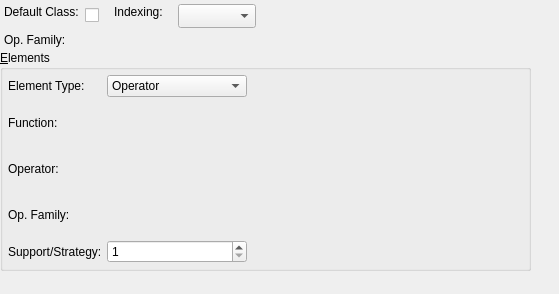
Above: libs/libgui/ui/dbobjects/operatorclasswidget.ui from maniac787/pgmodeler before the change. Below: the same form after it.
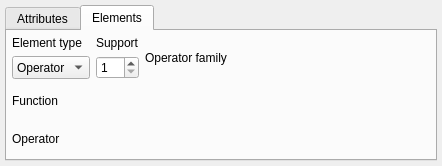
That is the form after the change. The open tabs and pages were chosen to show the change. Icons and pictures are not drawn.

Commit message:
Refactor OperatorClassWidget layout and UI
- OperatorClassWidget:
  - Added widgets into UI layouts (family_sel, data_type, operator_sel, elem_family_sel, function_sel, storage_type, elements_tab)
  - Inserted widgets using addWidget/insertWidget to match UI structure
  - Fixed header label spacing: 'Support / Strategy'
  - Replaced manual grid layout usage with tabbed layout by calling configureTabbedLayout(attributes_tbw)
  - Adjusted visibility and spacing logic with consistent boolean checks and spacing calls
  - Updated configureTabOrder and minimum size

What changed in the file:
```diff
--- a/libs/libgui/ui/dbobjects/operatorclasswidget.ui
+++ b/libs/libgui/ui/dbobjects/operatorclasswidget.ui
@@ -6,8 +6,8 @@
    <rect>
     <x>0</x>
     <y>0</y>
-    <width>559</width>
-    <height>294</height>
+    <width>442</width>
+    <height>166</height>
    </rect>
   </property>
   <property name="minimumSize">
@@ -16,77 +16,91 @@
     <height>0</height>
    </size>
   </property>
-  <widget class="QCheckBox" name="def_class_chk">
-   <property name="geometry">
-    <rect>
-     <x>85</x>
-     <y>5</y>
-     <width>25</width>
-     <height>21</height>
-    </rect>
+  <layout class="QVBoxLayout" name="verticalLayout_3">
+   <property name="leftMargin">
+    <number>5</number>
    </property>
-   <property name="text">
-    <string/>
+   <property name="topMargin">
+    <number>5</number>
    </property>
-  </widget>
-  <widget class="QLabel" name="def_class_lbl">
-   <property name="geometry">
-    <rect>
-     <x>4</x>
-     <y>4</y>
-     <width>91</width>
-     <height>16</height>
-    </rect>
+   <property name="rightMargin">
+    <number>5</number>
    </property>
+   <property name="bottomMargin">
+    <number>5</number>
+   </property>
+   <item>
+    <widget class="QTabWidget" name="attributes_tbw">
+     <property name="currentIndex">
+      <number>0</number>
+     </property>
+     <widget class="QWidget" name="attributes_pg">
+      <attribute name="icon">
+       <iconset resource="../../res/resources.qrc">
+        <normaloff>:/icons/icons/attribute.png</normaloff>:/icons/icons/attribute.png</iconset>
+      </attribute>
+      <attribute name="title">
+       <string>Attributes</string>
+      </attribute>
+      <layout class="QVBoxLayout" name="attributes_lt">
+       <property name="leftMargin">
+        <number>5</number>
+       </property>
+       <property name="topMargin">
+        <number>5</number>
+       </property>
+       <property name="rightMargin">
+        <number>5</number>
+       </property>
+       <property name="bottomMargin">
+        <number>5</number>
+       </property>
+       <item>
+        <layout class="QHBoxLayout" name="horizontalLayout_4">
+         <item>
+          <layout class="QVBoxLayout" name="op_family_lt">
+           <item>
+            <widget class="QLabel" name="family_lbl">
    <property name="sizePolicy">
-    <sizepolicy hsizetype="Fixed" vsizetype="Preferred">
+              <sizepolicy hsizetype="Preferred" vsizetype="Fixed">
      <horstretch>0</horstretch>
      <verstretch>0</verstretch>
     </sizepolicy>
    </property>
-   <property name="minimumSize">
-    <size>
-     <width>90</width>
-     <height>0</height>
-    </size>
-   </property>
    <property name="text">
-    <string>Default Class:</string>
-   </property>
-  </widget>
+              <string>Operator family</string>
+             </property>
+            </widget>
+           </item>
+          </layout>
+         </item>
+         <item>
+          <layout class="QVBoxLayout" name="verticalLayout">
+           <item>
   <widget class="QLabel" name="indexing_lbl">
-   <property name="geometry">
-    <rect>
-     <x>114</x>
-     <y>4</y>
-     <width>68</width>
-     <height>16</height>
-    </rect>
-   </property>
    <property name="sizePolicy">
-    <sizepolicy hsizetype="Fixed" vsizetype="Preferred">
+              <sizepolicy hsizetype="Fixed" vsizetype="Fixed">
      <horstretch>0</horstretch>
      <verstretch>0</verstretch>
     </sizepolicy>
    </property>
-   <property name="minimumSize">
-    <size>
-     <width>68</width>
-     <height>0</height>
-    </size>
-   </property>
    <property name="text">
-    <string>Indexing:</string>
-   </property>
-  </widget>
+              <string>Indexing</string>
+             </property>
+            </widget>
+           </item>
+           <item>
+            <layout class="QHBoxLayout" name="horizontalLayout">
+             <property name="bottomMargin">
+              <number>0</number>
+             </property>
+             <item>
   <widget class="QComboBox" name="indexing_cmb">
-   <property name="geometry">
-    <rect>
-     <x>178</x>
-     <y>4</y>
-     <width>78</width>
-     <height>24</height>
-    </rect>
+               <property name="sizePolicy">
+                <sizepolicy hsizetype="Preferred" vsizetype="Preferred">
+                 <horstretch>0</horstretch>
+                 <verstretch>0</verstretch>
+                </sizepolicy>
    </property>
    <property name="iconSize">
     <size>
@@ -95,19 +109,50 @@
     </size>
    </property>
   </widget>
-  <widget class="QGroupBox" name="elements_grp">
-   <property name="geometry">
-    <rect>
-     <x>0</x>
-     <y>50</y>
-     <width>531</width>
-     <height>221</height>
-    </rect>
-   </property>
-   <property name="title">
-    <string>&amp;Elements</string>
-   </property>
-   <layout class="QGridLayout" name="elementos_grid">
+             </item>
+             <item>
+              <widget class="QCheckBox" name="def_class_chk">
+               <property name="sizePolicy">
+                <sizepolicy hsizetype="Preferred" vsizetype="Fixed">
+                 <horstretch>0</horstretch>
+                 <verstretch>0</verstretch>
+                </sizepolicy>
+               </property>
+               <property name="text">
+                <string>Default class</string>
+               </property>
+              </widget>
+             </item>
+            </layout>
+           </item>
+          </layout>
+         </item>
+        </layout>
+       </item>
+       <item>
+        <spacer name="verticalSpacer">
+         <property name="orientation">
+          <enum>Qt::Orientation::Vertical</enum>
+         </property>
+         <property name="sizeHint" stdset="0">
+          <size>
+           <width>20</width>
+           <height>40</height>
+          </size>
+         </property>
+        </spacer>
+       </item>
+      </layout>
+     </widget>
+     <widget class="QWidget" name="elements_pg">
+      <attribute name="icon">
+       <iconset resource="../../res/resources.qrc">
+        <normaloff>:/icons/icons/constraint.png</normaloff>:/icons/icons/constraint.png</iconset>
+      </attribute>
+      <attribute name="title">
+       <string>Elements</string>
+      </attribute>
+      <layout class="QVBoxLayout" name="elements_lt">
     <property name="leftMargin">
      <number>5</number>
     </property>
@@ -120,20 +165,27 @@
     <property name="bottomMargin">
      <number>5</number>
     </property>
-    <property name="spacing">
-     <number>5</number>
-    </property>
-    <item row="0" column="0">
+       <item>
+        <layout class="QHBoxLayout" name="horizontalLayout_2">
+         <item>
+          <layout class="QVBoxLayout" name="elem_type_lt">
+           <item>
      <widget class="QLabel" name="elem_type_lbl">
+             <property name="sizePolicy">
+              <sizepolicy hsizetype="Preferred" vsizetype="Fixed">
+               <horstretch>0</horstretch>
+               <verstretch>0</verstretch>
+              </sizepolicy>
+             </property>
       <property name="text">
-       <string>Element Type:</string>
+              <string>Element type</string>
       </property>
      </widget>
     </item>
-    <item row="0" column="1">
+           <item>
      <widget class="QComboBox" name="elem_type_cmb">
       <property name="sizePolicy">
-       <sizepolicy hsizetype="Expanding" vsizetype="Fixed">
+              <sizepolicy hsizetype="Fixed" vsizetype="Preferred">
         <horstretch>0</horstretch>
         <verstretch>0</verstretch>
        </sizepolicy>
@@ -161,82 +213,104 @@
       </item>
      </widget>
     </item>
-    <item row="0" column="2" colspan="2">
-     <spacer name="horizontalSpacer">
-      <property name="orientation">
-       <enum>Qt::Horizontal</enum>
-      </property>
-      <property name="sizeHint" stdset="0">
-       <size>
-        <width>271</width>
-        <height>20</height>
-       </size>
-      </property>
-     </spacer>
-    </item>
-    <item row="1" column="0">
-     <widget class="QLabel" name="function_lbl">
-      <property name="text">
-       <string>Function:</string>
-      </property>
-     </widget>
-    </item>
-    <item row="2" column="0">
-     <widget class="QLabel" name="operator_lbl">
-      <property name="text">
-       <string>Operator:</string>
-      </property>
-     </widget>
-    </item>
-    <item row="4" column="0">
+          </layout>
+         </item>
+         <item>
+          <layout class="QVBoxLayout" name="elem_sup_num_lt">
+           <item>
      <widget class="QLabel" name="stg_num_lbl">
+             <property name="sizePolicy">
+              <sizepolicy hsizetype="Preferred" vsizetype="Fixed">
+               <horstretch>0</horstretch>
+               <verstretch>0</verstretch>
+              </sizepolicy>
+             </property>
       <property name="text">
-       <string>Support/Strategy:</string>
+              <string>Support</string>
       </property>
      </widget>
     </item>
-    <item row="4" column="1">
+           <item>
      <widget class="QSpinBox" name="stg_num_sb">
+             <property name="sizePolicy">
+              <sizepolicy hsizetype="Preferred" vsizetype="Preferred">
+               <horstretch>0</horstretch>
+               <verstretch>0</verstretch>
+              </sizepolicy>
+             </property>
       <property name="minimum">
        <number>1</number>
       </property>
      </widget>
     </item>
-    <item row="3" column="0">
+          </layout>
+         </item>
+         <item>
+          <layout class="QVBoxLayout" name="elem_opfam_lt">
+           <item>
      <widget class="QLabel" name="elem_family_lbl">
+             <property name="sizePolicy">
+              <sizepolicy hsizetype="Expanding" vsizetype="Preferred">
+               <horstretch>0</horstretch>
+               <verstretch>0</verstretch>
+              </sizepolicy>
+             </property>
       <property name="text">
-       <string>Op. Family:</string>
+              <string>Operator family</string>
       </property>
      </widget>
     </item>
    </layout>
-  </widget>
-  <widget class="QLabel" name="family_lbl">
-   <property name="geometry">
-    <rect>
-     <x>4</x>
-     <y>32</y>
-     <width>68</width>
-     <height>16</height>
-    </rect>
-   </property>
-   <property name="minimumSize">
+         </item>
+         <item>
+          <spacer name="hspacer">
+           <property name="orientation">
+            <enum>Qt::Orientation::Horizontal</enum>
+           </property>
+           <property name="sizeHint" stdset="0">
     <size>
-     <width>68</width>
-     <height>0</height>
-    </size>
-   </property>
+             <width>40</width>
+             <height>20</height>
+            </size>
+           </property>
+          </spacer>
+         </item>
+        </layout>
+       </item>
+       <item>
+        <layout class="QHBoxLayout" name="elem_func_lt">
+         <item>
+          <widget class="QLabel" name="function_lbl">
    <property name="text">
-    <string>Op. Family:</string>
-   </property>
-  </widget>
- </widget>
- <tabstops>
-  <tabstop>def_class_chk</tabstop>
-  <tabstop>indexing_cmb</tabstop>
-  <tabstop>elem_type_cmb</tabstop>
-  <tabstop>stg_num_sb</tabstop>
- </tabstops>
- <resources/>
+            <string>Function</string>
+           </property>
+          </widget>
+         </item>
+        </layout>
+       </item>
+       <item>
+        <layout class="QHBoxLayout" name="horizontalLayout_3">
+         <item>
+          <layout class="QVBoxLayout" name="elem_oper_lt">
+           <item>
+            <widget class="QLabel" name="operator_lbl">
+             <property name="text">
+              <string>Operator</string>
+             </property>
+            </widget>
+           </item>
+          </layout>
+         </item>
+        </layout>
+       </item>
+      </layout>
+     </widget>
+    </widget>
+   </item>
+  </layout>
+ </widget>
+ <resources>
+  <include location="../../res/resources.qrc"/>
+ </resources>
  <connections/>
 </ui>
```
Lines whose indentation alone changed are shown as unchanged. The commit also changes 1 other file.
